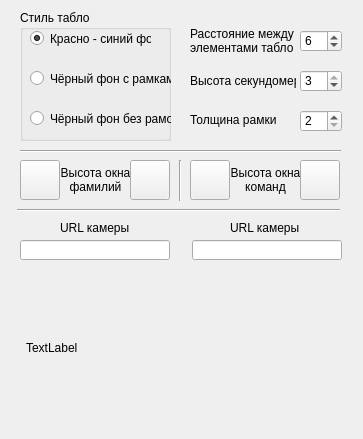
Before: the Qt Designer form FormView.ui in zak2791/Tabloh2H, drawn with Qt 5.
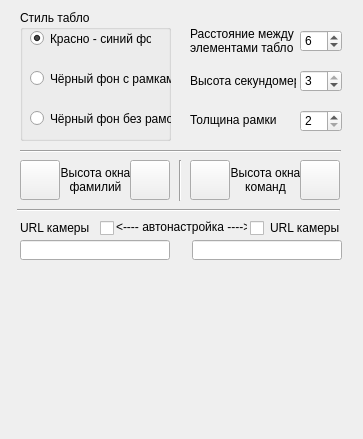
After: the same form once the commit is applied. Icons and pictures are not drawn.

Commit message: add auto connection cameras

Diff of the .ui file:
```diff
--- a/FormView.ui
+++ b/FormView.ui
@@ -301,7 +301,7 @@
   <widget class="QLabel" name="label_8">
    <property name="geometry">
     <rect>
-     <x>60</x>
+     <x>20</x>
      <y>220</y>
      <width>71</width>
      <height>16</height>
@@ -314,7 +314,7 @@
   <widget class="QLabel" name="label_9">
    <property name="geometry">
     <rect>
-     <x>230</x>
+     <x>270</x>
      <y>220</y>
      <width>71</width>
      <height>16</height>
@@ -402,7 +402,46 @@
     </rect>
    </property>
    <property name="text">
-    <string>TextLabel</string>
+    <string/>
+   </property>
+  </widget>
+  <widget class="QCheckBox" name="cbAutoCam1">
+   <property name="geometry">
+    <rect>
+     <x>100</x>
+     <y>220</y>
+     <width>21</width>
+     <height>17</height>
+    </rect>
+   </property>
+   <property name="text">
+    <string/>
+   </property>
+  </widget>
+  <widget class="QCheckBox" name="cbAutoCam2">
+   <property name="geometry">
+    <rect>
+     <x>250</x>
+     <y>220</y>
+     <width>21</width>
+     <height>17</height>
+    </rect>
+   </property>
+   <property name="text">
+    <string/>
+   </property>
+  </widget>
+  <widget class="QLabel" name="label">
+   <property name="geometry">
+    <rect>
+     <x>116</x>
+     <y>217</y>
+     <width>131</width>
+     <height>20</height>
+    </rect>
+   </property>
+   <property name="text">
+    <string>&lt;---- автонастройка ----&gt;</string>
    </property>
   </widget>
  </widget>
```
The commit also changes 5 other files.
